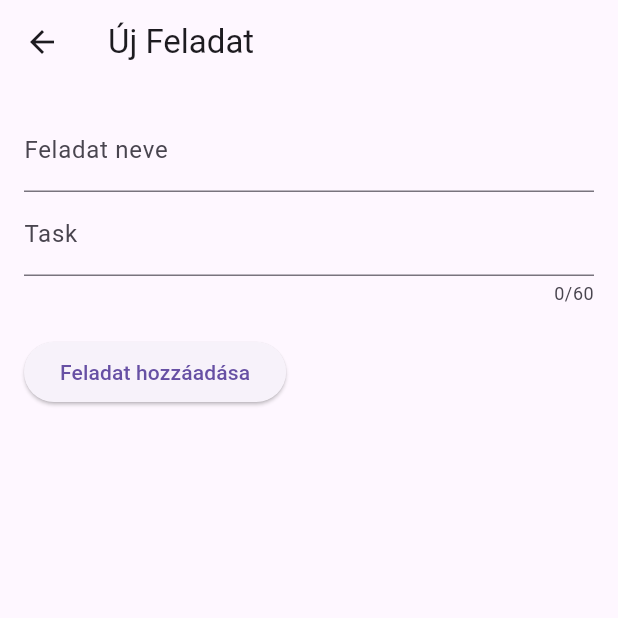
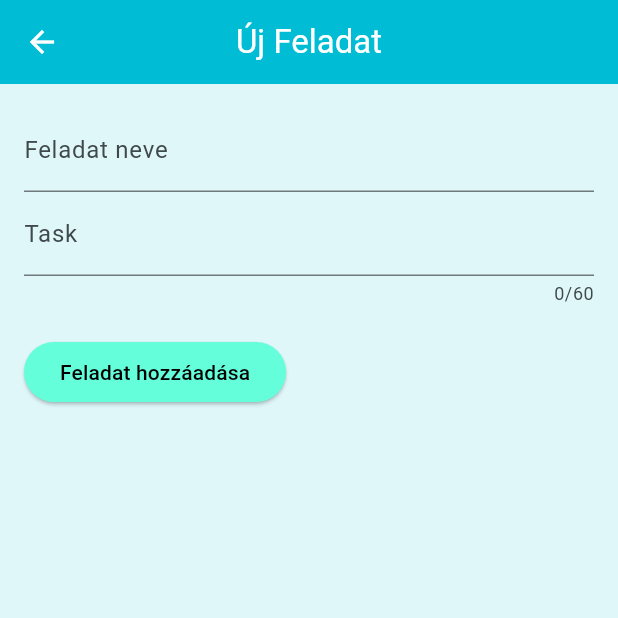
Before and after one commit to gylm99/to_do_list_app, a Flutter app: the screen it shows after launch, after a tap on the "add" icon, on a phone screen of 412 x 824 dp, the top half of it. Run offline on Flutter 3.47's test engine with Material 3 defaults, Android fonts, the phone set to English and light mode, and no system bars.

Commit message:
kék stílus

```diff
--- a/lib/main.dart
+++ b/lib/main.dart
@@ -2,9 +2,46 @@ import 'package:flutter/material.dart';
 import 'package:to_do_list_app/todo_list.dart';
 
 void main() {
-  runApp(
-    const MaterialApp(
-      home: TodoList(),
-    )
-  );
+  runApp(const MyApp());
 }
+
+class MyApp extends StatelessWidget {
+  const MyApp({super.key});
+
+  @override
+  Widget build(BuildContext context) {
+    return MaterialApp(
+      title: 'ToDo App',
+      theme: ThemeData(
+        useMaterial3: true,
+        colorScheme: ColorScheme.fromSeed(
+          seedColor: Colors.cyan[600]!,
+          brightness: Brightness.light,
+        ).copyWith(
+          primary: Colors.cyan[600],
+          secondary: Colors.tealAccent,
+          surface:  Colors.cyan[50],
+          error: Colors.deepOrangeAccent,
+        ),
+        appBarTheme: const AppBarTheme(
+          elevation: 0,
+          backgroundColor: Colors.cyan,
+          foregroundColor: Colors.white, // Fehér szöveg az AppBar-ban
+          centerTitle: true,
+        ),
+        scaffoldBackgroundColor: Colors.cyan[50],
+        floatingActionButtonTheme: const FloatingActionButtonThemeData(
+          backgroundColor: Colors.tealAccent,
+          foregroundColor: Colors.black,
+        ),
+        elevatedButtonTheme: ElevatedButtonThemeData(
+          style: ElevatedButton.styleFrom(
+            backgroundColor: Colors.tealAccent,
+            foregroundColor: Colors.black,
+          ),
+        ),
+      ),
+      home: const TodoList(),
+    );
+  }
+}
--- a/lib/task_list.dart
+++ b/lib/task_list.dart
@@ -38,7 +38,7 @@ class _TaskListState extends State<TaskList> {
   Widget build(BuildContext context) {
     return Scaffold(
       appBar: AppBar(
-          title: Text('Feladatok')
+         // title: const Text('Feladatok')
       ),
       body: ListView.builder(
         itemCount: widget.tasks.length,
--- a/lib/todo_list.dart
+++ b/lib/todo_list.dart
@@ -36,13 +36,13 @@ final List<Task> _registeredTasks = [
   Widget build(BuildContext context) {
   return  Scaffold(
     appBar: AppBar(
-      title: const Text("ToDoApp"),
+      title: const Text("Feladatok"),
       actions: [
         IconButton(onPressed: _openAddTrack, icon: const Icon(Icons.add))
       ],
     ),
     body: Column(children: [
-      const Text("Feladatok"),
+      //const Text("Feladatok"),
       Expanded(child: TaskList(tasks: _registeredTasks, onTaskToggled: _toggleTask, onTaskAdded: (Task ) {  }, onTaskDeleted: (Task ) {  },))
     ],),
    );
```
